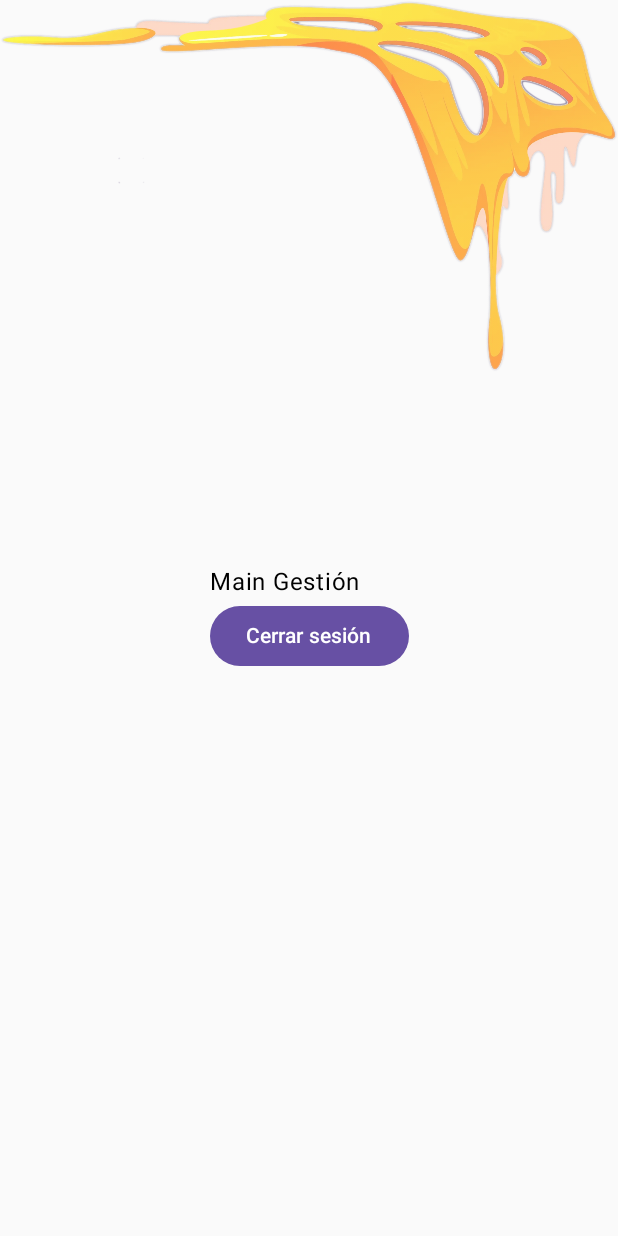
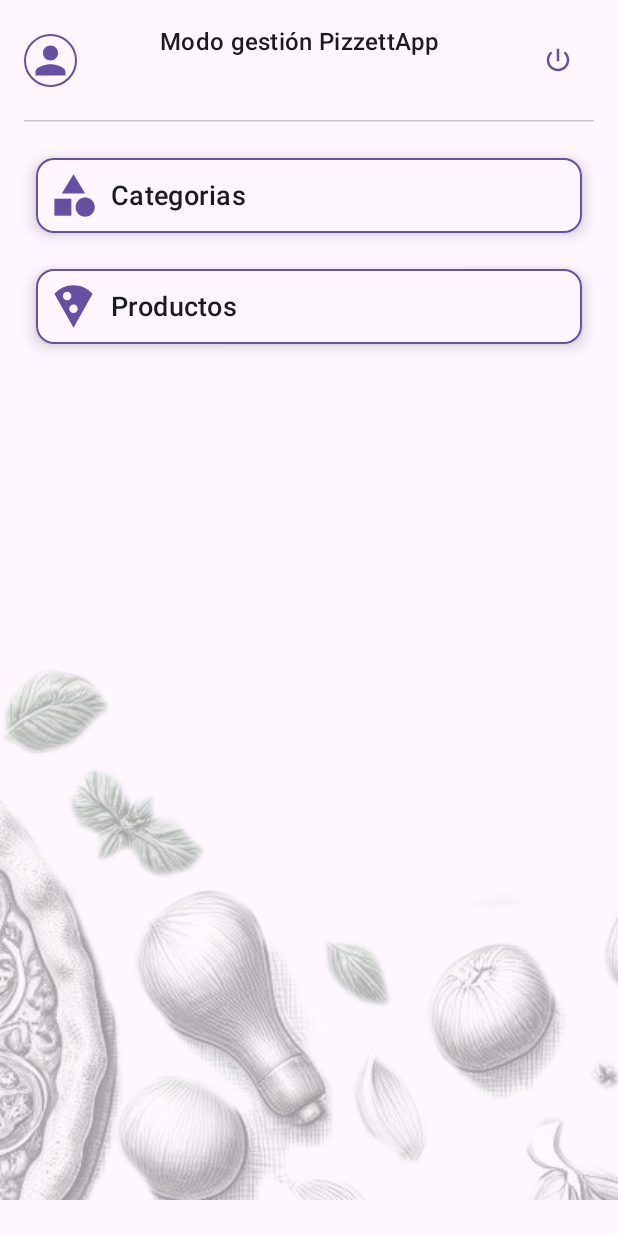
Before and after one commit to fjmarlop/PizzettApp_Firebase, an Android app built with Jetpack Compose: the MainManagementScreen screen opened through its navigation route, on a phone screen of 412 x 824 dp. Run offline under Robolectric (Android 15) with nearby library versions, the phone set to English and light mode, and no system bars; our stand-ins replace Dagger/Hilt's generated code, Firebase (no records; nobody signed in at launch, a user with empty details on screens opened directly); pictures from the network do not load; 2 statements that could not run were skipped.

Commit message:
update modo gestión.

```diff
--- a/app/src/main/java/es/fjmarlop/pizzettappfirebase/core/repositories/CrudRepository.kt
+++ b/app/src/main/java/es/fjmarlop/pizzettappfirebase/core/repositories/CrudRepository.kt
@@ -48,6 +48,19 @@ open class CrudRepository<T>(
                 doc?.toObject(clazz) ?: throw Exception("Error: Document not found")
             }.catch {
                flowOf(null)
+            }
+    }
+
+    override suspend fun getByField(collection: String, field: String, value: String): Flow<T?> {
+        return firestore
+            .collection(collection)
+            .whereEqualTo(field, value)
+            .snapshots()
+            .map { querySnapshot ->
+                val doc = querySnapshot.documents.firstOrNull()
+                doc?.toObject(clazz) ?: throw Exception("Error: Document not found")
+            }.catch {
+                flowOf(null)
             }
     }
 
--- /dev/null
+++ b/app/src/main/java/es/fjmarlop/pizzettappfirebase/core/repositories/EmployeeRepository.kt
@@ -0,0 +1,13 @@
+package es.fjmarlop.pizzettappfirebase.core.repositories
+
+import com.google.firebase.firestore.FirebaseFirestore
+import es.fjmarlop.pizzettappfirebase.entidades.response.EmployeeResponse
+import javax.inject.Inject
+
+class EmployeeRepository @Inject constructor(
+    firestore: FirebaseFirestore,
+    employee: Class<EmployeeResponse>,
+) : CrudRepository<EmployeeResponse>(firestore, employee) {
+
+
+}
--- a/app/src/main/java/es/fjmarlop/pizzettappfirebase/core/repositories/IFirestoreRepository.kt
+++ b/app/src/main/java/es/fjmarlop/pizzettappfirebase/core/repositories/IFirestoreRepository.kt
@@ -23,4 +23,6 @@ interface IFirestoreRepository<T> {
 
     suspend fun insertInSubCollection(collection: String, fieldId: String, id: String,
         subCollection: String, item: Any): Boolean
+
+    suspend fun getByField(collection: String, field: String, value: String): Flow<T?>
 }
--- a/app/src/main/java/es/fjmarlop/pizzettappfirebase/entidades/EntitiesProvideModules.kt
+++ b/app/src/main/java/es/fjmarlop/pizzettappfirebase/entidades/EntitiesProvideModules.kt
@@ -29,4 +29,5 @@ object EntitiesProvideModules {
     @Provides
     @Singleton
     fun provideEmployeeResponse(): Class<EmployeeResponse> = EmployeeResponse::class.java
+
 }
--- a/app/src/main/java/es/fjmarlop/pizzettappfirebase/entidades/model/EmployeeModel.kt
+++ b/app/src/main/java/es/fjmarlop/pizzettappfirebase/entidades/model/EmployeeModel.kt
@@ -3,17 +3,17 @@ package es.fjmarlop.pizzettappfirebase.entidades.model
 import es.fjmarlop.pizzettappfirebase.entidades.response.EmployeeResponse
 
 data class EmployeeModel(
-    val idEmployee: String,
-    val emailEmployee: String,
-    val nameEmployee: String,
-    val firstNameEmployee: String
+    val idEmpleado: String,
+    val emailEmpleado: String,
+    val nombreEmpleado: String,
+    val apellidosEmpleado: String
 ) {
     fun toResponse(): EmployeeResponse {
         return EmployeeResponse(
-            idEmployee = idEmployee,
-            emailEmployee = emailEmployee,
-            nameEmployee = nameEmployee,
-            firstNameEmployee = firstNameEmployee
+            idEmpleado = idEmpleado,
+            emailEmpleado = emailEmpleado,
+            nombreEmpleado = nombreEmpleado,
+            apellidosEmpleado = apellidosEmpleado
         )
     }
 }
--- a/app/src/main/java/es/fjmarlop/pizzettappfirebase/entidades/response/EmployeeResponse.kt
+++ b/app/src/main/java/es/fjmarlop/pizzettappfirebase/entidades/response/EmployeeResponse.kt
@@ -3,17 +3,17 @@ package es.fjmarlop.pizzettappfirebase.entidades.response
 import es.fjmarlop.pizzettappfirebase.entidades.model.EmployeeModel
 
 data class EmployeeResponse(
-    val idEmployee: String = "",
-    val emailEmployee: String = "",
-    val nameEmployee: String = "",
-    val firstNameEmployee: String = ""
+    val idEmpleado: String = "",
+    val emailEmpleado: String = "",
+    val nombreEmpleado: String = "",
+    val apellidosEmpleado: String = ""
 ) {
 
     fun toModel() = EmployeeModel(
-        idEmployee = idEmployee,
-        emailEmployee = emailEmployee,
-        nameEmployee = nameEmployee,
-        firstNameEmployee = firstNameEmployee
+        idEmpleado = idEmpleado,
+        emailEmpleado = emailEmpleado,
+        nombreEmpleado = nombreEmpleado,
+        apellidosEmpleado = apellidosEmpleado
     )
 
 }
--- /dev/null
+++ b/app/src/main/java/es/fjmarlop/pizzettappfirebase/vistasGestion/mainGestion/data/MainGestionService.kt
@@ -0,0 +1,20 @@
+package es.fjmarlop.pizzettappfirebase.vistasGestion.mainGestion.data
+
+import es.fjmarlop.pizzettappfirebase.core.repositories.DatabaseValues
+import es.fjmarlop.pizzettappfirebase.core.repositories.EmployeeRepository
+import es.fjmarlop.pizzettappfirebase.entidades.response.EmployeeResponse
+import es.fjmarlop.pizzettappfirebase.vistasGenerales.loginScreen.data.AuthService
+import kotlinx.coroutines.flow.Flow
+import javax.inject.Inject
+
+class MainGestionService @Inject constructor(
+    private val repository: EmployeeRepository,
+    private val authService: AuthService
+) {
+
+    suspend fun getEmployee(): Flow<EmployeeResponse?> {
+        val email = authService.getCurrentUser()!!.email
+        return repository.getByField(DatabaseValues.Collections.EMPLOYEE, DatabaseValues.Fields.EMAIL_EMPLOYEE, email!!)
+    }
+
+}
--- /dev/null
+++ b/app/src/main/java/es/fjmarlop/pizzettappfirebase/vistasGestion/mainGestion/domain/MainGestionDomain.kt
@@ -0,0 +1,15 @@
+package es.fjmarlop.pizzettappfirebase.vistasGestion.mainGestion.domain
+
+import es.fjmarlop.pizzettappfirebase.entidades.model.EmployeeModel
+import es.fjmarlop.pizzettappfirebase.vistasGestion.mainGestion.data.MainGestionService
+import kotlinx.coroutines.flow.Flow
+import kotlinx.coroutines.flow.map
+import javax.inject.Inject
+
+class MainGestionDomain @Inject constructor(private val service: MainGestionService) {
+
+    suspend fun getEmployee(): Flow<EmployeeModel>{
+        return service.getEmployee().map { it?.toModel() ?: EmployeeModel("", "", "","") }
+    }
+
+}
--- a/app/src/main/java/es/fjmarlop/pizzettappfirebase/vistasGestion/mainGestion/ui/MainManagementScreen.kt
+++ b/app/src/main/java/es/fjmarlop/pizzettappfirebase/vistasGestion/mainGestion/ui/MainManagementScreen.kt
@@ -1,42 +1,160 @@
 package es.fjmarlop.pizzettappfirebase.vistasGestion.mainGestion.ui
 
+import androidx.compose.foundation.BorderStroke
+import androidx.compose.foundation.Image
+import androidx.compose.foundation.background
+import androidx.compose.foundation.border
+import androidx.compose.foundation.clickable
 import androidx.compose.foundation.layout.Box
 import androidx.compose.foundation.layout.Column
+import androidx.compose.foundation.layout.Row
+import androidx.compose.foundation.layout.Spacer
 import androidx.compose.foundation.layout.fillMaxSize
+import androidx.compose.foundation.layout.fillMaxWidth
 import androidx.compose.foundation.layout.padding
-import androidx.compose.material3.Button
+import androidx.compose.foundation.layout.size
+import androidx.compose.foundation.shape.CircleShape
+import androidx.compose.material.icons.Icons
+import androidx.compose.material.icons.filled.Category
+import androidx.compose.material.icons.filled.LocalPizza
+import androidx.compose.material.icons.filled.Person
+import androidx.compose.material.icons.filled.PowerSettingsNew
+import androidx.compose.material3.Card
+import androidx.compose.material3.CardDefaults
+import androidx.compose.material3.HorizontalDivider
+import androidx.compose.material3.Icon
+import androidx.compose.material3.IconButton
+import androidx.compose.material3.MaterialTheme
+import androidx.compose.material3.Scaffold
 import androidx.compose.material3.Text
 import androidx.compose.runtime.Composable
+import androidx.compose.runtime.LaunchedEffect
+import androidx.compose.runtime.collectAsState
+import androidx.compose.runtime.getValue
 import androidx.compose.ui.Alignment
 import androidx.compose.ui.Modifier
+import androidx.compose.ui.draw.clip
+import androidx.compose.ui.graphics.ColorFilter
+import androidx.compose.ui.graphics.vector.ImageVector
 import androidx.compose.ui.res.dimensionResource
+import androidx.compose.ui.res.stringResource
+import androidx.compose.ui.unit.dp
+import androidx.compose.ui.unit.sp
 import androidx.navigation.NavHostController
 import es.fjmarlop.pizzettappfirebase.R
 import es.fjmarlop.pizzettappfirebase.core.navigation.LoginScreenNav
-import es.fjmarlop.pizzettappfirebase.core.ui.theme.Queso
+import es.fjmarlop.pizzettappfirebase.core.ui.theme.Pizza
 
 @Composable
 fun MainManagementScreen(navHost: NavHostController, viewModel: MainManagementViewModel) {
 
-    Queso()
+    val name by viewModel.name.collectAsState()
+    val firstName by viewModel.firstName.collectAsState()
+
+    LaunchedEffect(key1 = true) {
+        viewModel.getEmployee()
+    }
+
+    Scaffold { paddingValues ->
+        Pizza()
         Box(
             modifier = Modifier
                 .fillMaxSize()
-            .padding(dimensionResource(id = R.dimen.padding_large)),
-        contentAlignment = Alignment.Center
+                .padding(paddingValues)
         ) {
-
             Column {
-            Text(text = "Main Gestión")
-            Button(onClick = {
+                HeaderManagement(name = name, firstName = firstName) {
                     viewModel.logOut() {
                         navHost.popBackStack()
                         navHost.navigate(LoginScreenNav)
                     }
-            }) {
-                Text(text = "Cerrar sesión")
+                }
+                HorizontalDivider(Modifier.padding(horizontal = dimensionResource(id = R.dimen.padding_medium)))
+
+                ItemManagement(title = "Categorias", image = Icons.Default.Category) { }
+                ItemManagement(title = "Productos", image = Icons.Default.LocalPizza) { }
+            }
+        }
     }
 }
 
+
+@Composable
+fun HeaderManagement(name: String, firstName: String, onClickButton: () -> Unit) {
+    Row(
+        Modifier
+            .fillMaxWidth()
+            .padding(dimensionResource(id = R.dimen.padding_medium)),
+        verticalAlignment = Alignment.CenterVertically,
+    ) {
+        Box(
+            modifier = Modifier
+                .border(1.dp, MaterialTheme.colorScheme.primary, CircleShape)
+                .clip(CircleShape)
+                .size(35.dp),
+            contentAlignment = Alignment.Center
+        ) {
+            Icon(
+                imageVector = Icons.Default.Person,
+                contentDescription = null,
+                modifier = Modifier
+                    .size(30.dp)
+                    .clip(CircleShape),
+                tint = MaterialTheme.colorScheme.primary
+            )
+        }
+        Column(
+            modifier = Modifier
+                .weight(1f)
+                .padding(horizontal = dimensionResource(id = R.dimen.padding_medium))
+                .fillMaxWidth(),
+            horizontalAlignment = Alignment.CenterHorizontally
+        ) {
+            Text(
+                text = stringResource(id = R.string.titleManagement),
+                style = MaterialTheme.typography.titleMedium,
+            )
+            Text("$name $firstName", fontSize = 12.sp)
+        }
+        IconButton(onClick = { onClickButton() }) {
+            Icon(
+                imageVector = Icons.Filled.PowerSettingsNew,
+                contentDescription = "Session End",
+                modifier = Modifier.size(20.dp),
+                tint = MaterialTheme.colorScheme.primary
+            )
         }
     }
+}
+
+@Composable
+fun ItemManagement(title: String, image: ImageVector, onClickItem: () -> Unit) {
+    Spacer(modifier = Modifier.size(dimensionResource(id = R.dimen.padding_large)))
+
+    Card(
+        modifier = Modifier
+            .padding(horizontal = dimensionResource(id = R.dimen.padding_large))
+            .fillMaxWidth()
+            .clickable { onClickItem() },
+        elevation = CardDefaults.cardElevation(defaultElevation = 6.dp),
+        border = BorderStroke(1.dp, MaterialTheme.colorScheme.primary)
+    ) {
+        Row(
+            Modifier
+                .fillMaxWidth()
+                .background(MaterialTheme.colorScheme.background),
+            verticalAlignment = Alignment.CenterVertically
+        ) {
+            Image(
+                imageVector = image, contentDescription = null, modifier = Modifier
+                    .size(50.dp)
+                    .padding(
+                        dimensionResource(id = R.dimen.padding_small)
+                    ), colorFilter = ColorFilter.tint(MaterialTheme.colorScheme.primary)
+            )
+            Text(text = title, style = MaterialTheme.typography.titleMedium, fontSize = 18.sp)
+        }
+    }
+
+
+}
--- a/app/src/main/java/es/fjmarlop/pizzettappfirebase/vistasGestion/mainGestion/ui/MainManagementViewModel.kt
+++ b/app/src/main/java/es/fjmarlop/pizzettappfirebase/vistasGestion/mainGestion/ui/MainManagementViewModel.kt
@@ -4,19 +4,42 @@ import androidx.lifecycle.ViewModel
 import androidx.lifecycle.viewModelScope
 import dagger.hilt.android.lifecycle.HiltViewModel
 import es.fjmarlop.pizzettappfirebase.vistasGenerales.loginScreen.data.AuthService
+import es.fjmarlop.pizzettappfirebase.vistasGestion.mainGestion.domain.MainGestionDomain
+import kotlinx.coroutines.Dispatchers
+import kotlinx.coroutines.flow.MutableStateFlow
+import kotlinx.coroutines.flow.StateFlow
 import kotlinx.coroutines.launch
+import kotlinx.coroutines.withContext
 import javax.inject.Inject
 
 @HiltViewModel
 class MainManagementViewModel @Inject constructor(
-    private val auth: AuthService,
+    private val auth: AuthService, // eliminar mas tarde
+    private val domain: MainGestionDomain
 ) : ViewModel() {
+
+    private val _name = MutableStateFlow("")
+    val name: StateFlow<String> = _name
+
+    private val _firstName = MutableStateFlow("")
+    val firstName: StateFlow<String> = _firstName
+
+
+    fun getEmployee() {
+        viewModelScope.launch {
+            val emp = withContext(Dispatchers.IO) { domain.getEmployee() }
+            emp.collect{ response ->
+                _name.value = response.nombreEmpleado
+                _firstName.value = response.apellidosEmpleado
+            }
+        }
+    }
 
 
     fun logOut(navigate: () -> Unit) {
         auth.logOut()
         viewModelScope.launch {
-           navigate()
+            navigate()
         }
     }
 
--- a/app/src/main/res/values/strings.xml
+++ b/app/src/main/res/values/strings.xml
@@ -1,5 +1,7 @@
 <resources>
     <string name="app_name" translatable="false">PizzettApp</string>
+    <string name="default_web_client_id">568701948765-9sr3ecmo4ms9tn1v60qeqvvuj4215ff7.apps.googleusercontent.com</string>
+    <!-- LOGIN -->
     <string name="bienve">Bienvenidos al restaurante</string>
     <string name="login_text_1">Para acceder a todas las características y beneficios, necesitas iniciar sesión en tu cuenta.</string>
     <string name="login_text_2">No te preocupes, ¡es súper fácil! Simplemente ingresa tus credenciales de inicio de sesión. Si no tienes cuenta te animamos a crearte una.</string>
@@ -10,7 +12,6 @@
     <string name="login_X">Iniciar sesión con X</string>
     <string name="newUser">¿Nuevo usuario?</string>
     <string name="invitado">Solo quiero echar un vistazo</string>
-    <string name="mainTitle">¿Qué te apetece comer hoy?</string>
     <string name="createAcc">Crear cuenta</string>
     <string name="email">Correo electrónico</string>
     <string name="email2">Introduce tu dirección correo</string>
@@ -23,6 +24,10 @@
     <string name="passReply2">La contraseña no coincide</string>
     <string name="close">Cerrar sesión</string>
     <string name="deleteAccount">Eliminar cuenta</string>
+    <!-- MAIN -->
+    <string name="mainTitle">¿Qué te apetece comer hoy?</string>
+    <string name="recomendations">Nuestros TOP</string>
+    <!-- ACCOUNT  -->
     <string name="detail">Detalles</string>
     <string name="adresses">Direcciones</string>
     <string name="settings">Ajustes</string>
@@ -57,9 +62,8 @@
     <string name="updateAlias">No se ha podido actualizar el alias</string>
     <string name="updateName">No se ha podido actualizar el nombre</string>
     <string name="updatePhone">No se ha podido actualizar el teléfono</string>
-
-    <string name="default_web_client_id">568701948765-9sr3ecmo4ms9tn1v60qeqvvuj4215ff7.apps.googleusercontent.com</string>
     <string name="deleteAddressFail">No se ha podido eliminar la dirección</string>
     <string name="doFavFail">Error al marcar como dirección favorita</string>
-    <string name="recomendations">Nuestros TOP</string>
+    <!--  HOME MANAGEMENT -->
+    <string name="titleManagement">Modo gestión PizzettApp</string>
 </resources>
```
Also changed, not shown: 1 other file. Lines whose indentation alone changed are shown as unchanged.
